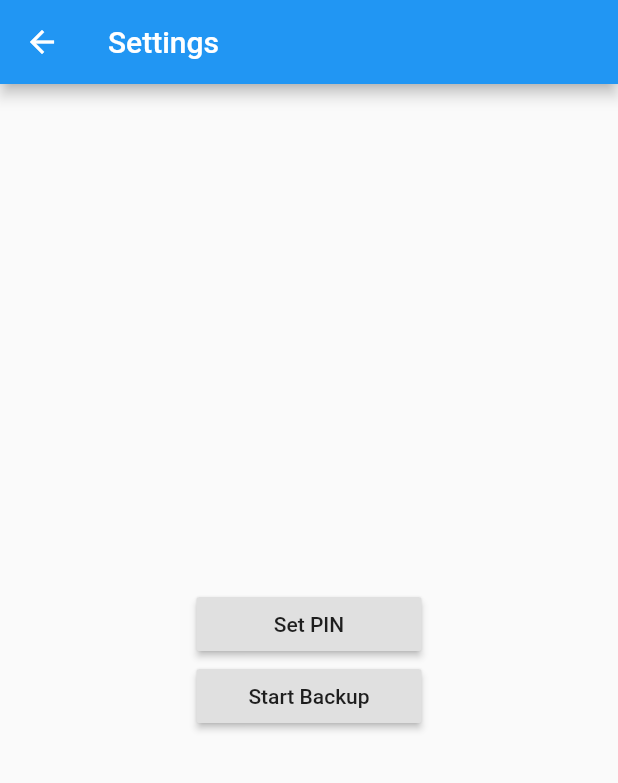
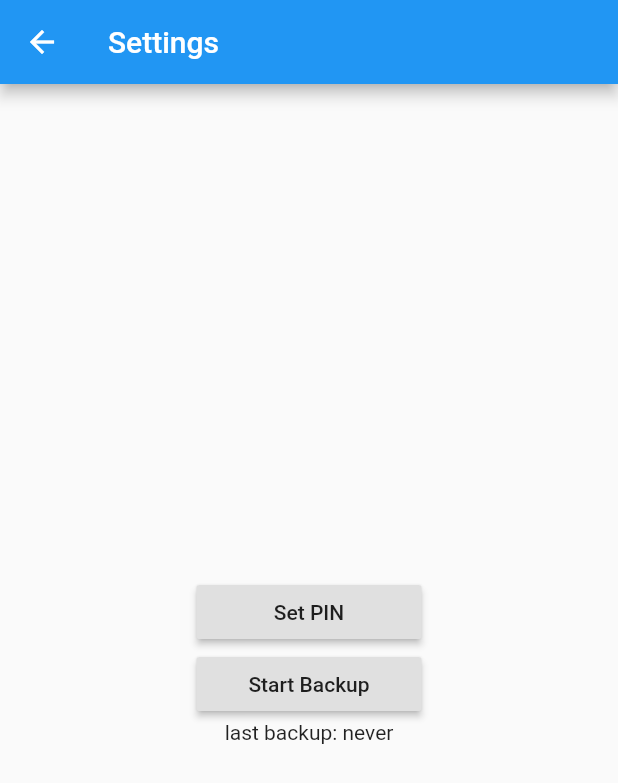
Before and after one commit to chrisly-bear/PEBRApp, a Flutter app: the SettingsScreen screen opened directly, on a phone screen of 412 x 824 dp. Shown: the top 783 px of the screen. Run offline on Flutter 3.47's test engine with Material 2 defaults, Android fonts, the phone set to English and light mode, and no system bars.

Commit message:
Added last backup text in Settings screen.

```diff
--- a/lib/screens/SettingsScreen.dart
+++ b/lib/screens/SettingsScreen.dart
@@ -31,6 +31,7 @@ class SettingsBody extends StatelessWidget {
             child: Text('Start Backup'),
           ),
         ),
+        Text("last backup: never")
       ],
     );
   }
```
